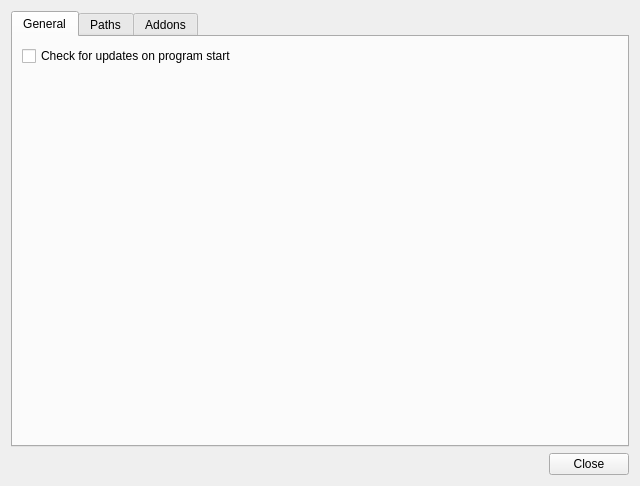
Qt form C++Project/GM-Companion/optionsdialog.ui (PhilInTheGaps/GM-Companion) before a commit.
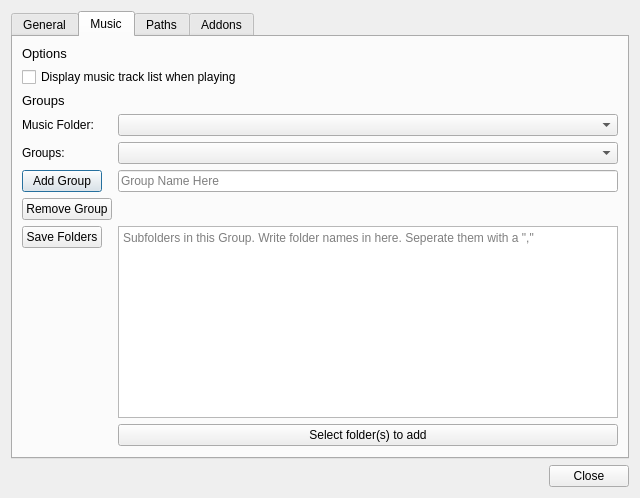
The same form after that commit. The open tabs and pages were chosen to show the change. Icons and pictures are not drawn.

Commit message: Added translations, new features window, more options, music group feature

Patch:
```diff
--- a/C++Project/GM-Companion/optionsdialog.ui
+++ b/C++Project/GM-Companion/optionsdialog.ui
@@ -7,7 +7,7 @@
     <x>0</x>
     <y>0</y>
     <width>640</width>
-    <height>480</height>
+    <height>495</height>
    </rect>
   </property>
   <property name="windowTitle">
@@ -18,7 +18,7 @@
     <normaloff>:/resources/icon256.png</normaloff>:/resources/icon256.png</iconset>
   </property>
   <layout class="QVBoxLayout" name="verticalLayout">
-   <item>
+   <item alignment="Qt::AlignTop">
     <widget class="QTabWidget" name="tabWidget">
      <property name="currentIndex">
       <number>2</number>
@@ -50,6 +50,149 @@
        </item>
       </layout>
      </widget>
+     <widget class="QWidget" name="tab">
+      <attribute name="title">
+       <string>Music</string>
+      </attribute>
+      <layout class="QVBoxLayout" name="verticalLayout_6">
+       <item>
+        <widget class="QLabel" name="label_13">
+         <property name="sizePolicy">
+          <sizepolicy hsizetype="Preferred" vsizetype="Maximum">
+           <horstretch>0</horstretch>
+           <verstretch>0</verstretch>
+          </sizepolicy>
+         </property>
+         <property name="font">
+          <font>
+           <pointsize>10</pointsize>
+          </font>
+         </property>
+         <property name="text">
+          <string>Options</string>
+         </property>
+        </widget>
+       </item>
+       <item>
+        <widget class="QCheckBox" name="musicTrackListCheckBox">
+         <property name="sizePolicy">
+          <sizepolicy hsizetype="Minimum" vsizetype="Maximum">
+           <horstretch>0</horstretch>
+           <verstretch>0</verstretch>
+          </sizepolicy>
+         </property>
+         <property name="text">
+          <string>Display music track list when playing</string>
+         </property>
+        </widget>
+       </item>
+       <item>
+        <widget class="QLabel" name="label_14">
+         <property name="sizePolicy">
+          <sizepolicy hsizetype="Preferred" vsizetype="Maximum">
+           <horstretch>0</horstretch>
+           <verstretch>0</verstretch>
+          </sizepolicy>
+         </property>
+         <property name="font">
+          <font>
+           <pointsize>10</pointsize>
+          </font>
+         </property>
+         <property name="text">
+          <string>Groups</string>
+         </property>
+        </widget>
+       </item>
+       <item>
+        <layout class="QFormLayout" name="formLayout">
+         <item row="0" column="0">
+          <widget class="QLabel" name="label_15">
+           <property name="text">
+            <string>Music Folder:</string>
+           </property>
+          </widget>
+         </item>
+         <item row="0" column="1">
+          <widget class="QComboBox" name="groupsMusicFolderComboBox"/>
+         </item>
+         <item row="1" column="0">
+          <widget class="QLabel" name="label_16">
+           <property name="text">
+            <string>Groups:</string>
+           </property>
+          </widget>
+         </item>
+         <item row="1" column="1">
+          <widget class="QComboBox" name="groupsComboBox"/>
+         </item>
+         <item row="2" column="0">
+          <widget class="QPushButton" name="addGroupButton">
+           <property name="sizePolicy">
+            <sizepolicy hsizetype="Expanding" vsizetype="Fixed">
+             <horstretch>0</horstretch>
+             <verstretch>0</verstretch>
+            </sizepolicy>
+           </property>
+           <property name="text">
+            <string>Add Group</string>
+           </property>
+          </widget>
+         </item>
+         <item row="2" column="1">
+          <widget class="QLineEdit" name="groupsNameLine">
+           <property name="placeholderText">
+            <string>Group Name Here</string>
+           </property>
+          </widget>
+         </item>
+         <item row="4" column="1">
+          <widget class="QTextEdit" name="groupsFoldersEdit">
+           <property name="sizePolicy">
+            <sizepolicy hsizetype="Minimum" vsizetype="Minimum">
+             <horstretch>0</horstretch>
+             <verstretch>0</verstretch>
+            </sizepolicy>
+           </property>
+           <property name="toolTip">
+            <string>Seperate folder names with &quot;,&quot;</string>
+           </property>
+           <property name="placeholderText">
+            <string>Subfolders in this Group. Write folder names in here. Seperate them with a &quot;,&quot;</string>
+           </property>
+          </widget>
+         </item>
+         <item row="4" column="0">
+          <widget class="QPushButton" name="groupsSaveFolders">
+           <property name="sizePolicy">
+            <sizepolicy hsizetype="Expanding" vsizetype="Fixed">
+             <horstretch>0</horstretch>
+             <verstretch>0</verstretch>
+            </sizepolicy>
+           </property>
+           <property name="text">
+            <string>Save Folders</string>
+           </property>
+          </widget>
+         </item>
+         <item row="3" column="0">
+          <widget class="QPushButton" name="removeGroupButton">
+           <property name="text">
+            <string>Remove Group</string>
+           </property>
+          </widget>
+         </item>
+         <item row="5" column="1">
+          <widget class="QPushButton" name="groupsSelectFoldersButton">
+           <property name="text">
+            <string>Select folder(s) to add</string>
+           </property>
+          </widget>
+         </item>
+        </layout>
+       </item>
+      </layout>
+     </widget>
      <widget class="QWidget" name="tabPaths">
       <attribute name="title">
        <string>Paths</string>
```
Left out of the diff: 147 changed lines with no effect on the pictures. The commit also changes 37 other files.
